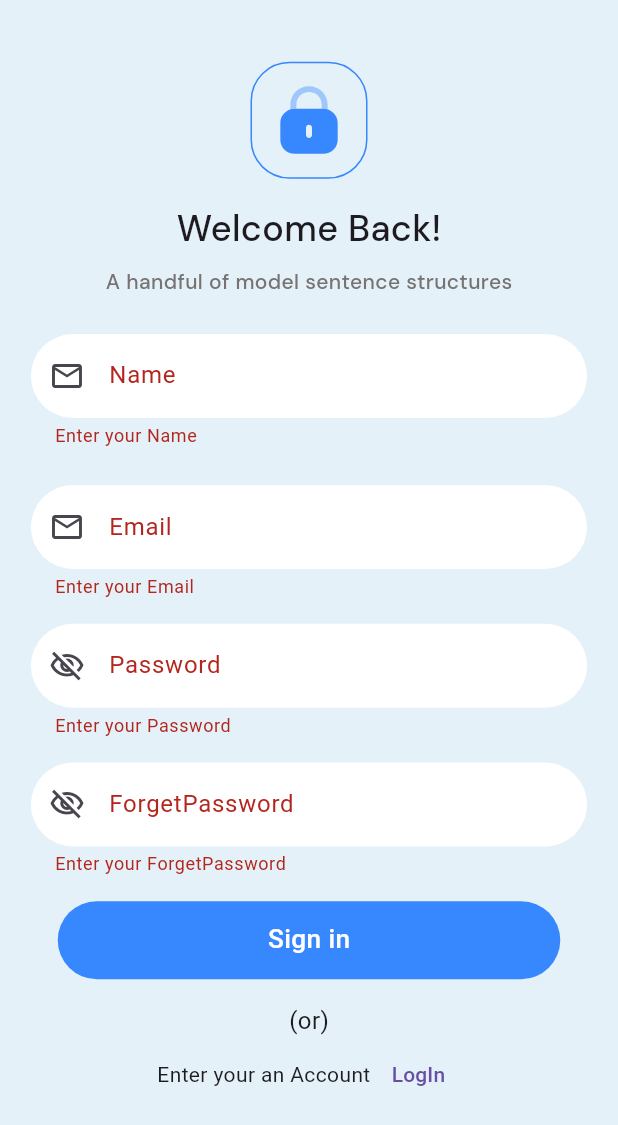
After one commit to AhmedMohammedSaad/onlin_learning_app, a Flutter app: the SignUp screen opened by its route, after a tap on "Sign in", on a phone screen of 412 x 824 dp. The commit adds this screen. Shown: the top 1125 px of the screen. Run offline on Flutter 3.47's test engine with Material 3 defaults, Android fonts, the light colour scheme and no system bars; our stand-ins replace flutter_screenutil, flutter_svg, google_fonts, smooth_page_indicator, table_calendar; network calls fail.

Commit message:
add Logic a Sign in

```diff
--- a/lib/core/routes/rowts.dart
+++ b/lib/core/routes/rowts.dart
@@ -3,6 +3,7 @@ import 'package:onlin_learning_app/src/Booking_and_Time/view/timer.dart';
 import 'package:onlin_learning_app/src/Different_versions_of_Login_Screens/views/login_page.dart';
 import '../../src/Booking_and_Time/view/booking.dart';
 import '../../src/Course_page_Detailes/views/details.dart';
+import '../../src/Different_versions_of_Login_Screens/views/sign_up_page.dart';
 import '../../src/Different_versions_of_Login_Screens/views/signin_page.dart';
 import '../../src/Different_versions_of_Login_Screens/views/sin_up_verification_code.dart';
 import '../../src/Different_versions_of_Login_Screens/views/verify_phone.dart';
@@ -32,6 +33,8 @@ class RouteGenerator {
         return MaterialPageRoute(builder: (_) => const TimerPage());
       case '/DetailsScreen':
         return MaterialPageRoute(builder: (_) => const DetailsScreen());
+      case '/SignUp':
+        return MaterialPageRoute(builder: (_) => const SignUp());
       default:
         //!Home Page If the path does not exist, the page is displayed.
         return MaterialPageRoute(builder: (_) => const HomeScreen());
--- /dev/null
+++ b/lib/src/Different_versions_of_Login_Screens/views/sign_up_page.dart
@@ -0,0 +1,210 @@
+// ignore_for_file: unused_element, avoid_print, use_build_context_synchronously
+
+import 'dart:convert';
+
+import 'package:flutter/material.dart';
+import 'package:onlin_learning_app/src/Different_versions_of_Login_Screens/models/constant.dart';
+
+import '../widgets/widget_login/boton_signub.dart';
+import '../widgets/widget_login/icon_look_login.dart';
+import '../widgets/widget_login/text.dart';
+import '../widgets/widget_login/text_field.dart';
+import 'package:http/http.dart' as http;
+
+class SignUp extends StatefulWidget {
+  const SignUp({super.key});
+
+  @override
+  State<SignUp> createState() => _SignUpState();
+}
+
+class _SignUpState extends State<SignUp> {
+  bool isVisibility = true;
+  bool isVisibility2 = true;
+  final TextEditingController gmailControl = TextEditingController();
+  final TextEditingController passControl = TextEditingController();
+  final TextEditingController nameControl = TextEditingController();
+  final TextEditingController passForControl = TextEditingController();
+  final GlobalKey<FormState> _gkey = GlobalKey<FormState>();
+  @override
+  Widget build(BuildContext context) {
+    return SafeArea(
+      child: Scaffold(
+        backgroundColor: const Color(0xffE4F1F8),
+        body: SingleChildScrollView(
+          child: Center(
+            child: Padding(
+              padding: EdgeInsets.symmetric(
+                  horizontal: MediaQuery.of(context).size.width * 0.05),
+              child: Form(
+                key: _gkey,
+                child: Column(
+                  mainAxisAlignment: MainAxisAlignment.center,
+                  children: [
+                    SizedBox(height: MediaQuery.of(context).size.height * 0.05),
+                    //! The look is in Container
+                    const TheLook_in_Login(),
+                    SizedBox(height: MediaQuery.of(context).size.height * 0.02),
+                    //! Text welcome back
+                    const TextWelcome(),
+                    SizedBox(height: MediaQuery.of(context).size.height * 0.01),
+                    //! Text subtitle welcome back
+                    const TextSubtitle(),
+                    SizedBox(height: MediaQuery.of(context).size.height * 0.03),
+                    //! TextField for email
+                    ResponsiveTextField(
+                      validator: (value) {
+                        if (value == null || value.isEmpty) {
+                          return 'Enter your Name';
+                        }
+                        return null;
+                      },
+                      controller: nameControl,
+                      obscureText: false,
+                      lrefixIcons: const Icon(Icons.email_outlined),
+                      labelText: 'Name',
+                    ),
+                    SizedBox(height: MediaQuery.of(context).size.height * 0.03),
+                    //! TextField for email
+                    ResponsiveTextField(
+                      validator: (value) {
+                        if (value == null || value.isEmpty) {
+                          return 'Enter your Email';
+                        }
+                        return null;
+                      },
+                      controller: gmailControl,
+                      obscureText: false,
+                      lrefixIcons: const Icon(Icons.email_outlined),
+                      labelText: 'Email',
+                    ),
+                    SizedBox(height: MediaQuery.of(context).size.height * 0.02),
+                    //! TextField for password
+
+                    ResponsiveTextField(
+                      validator: (value) {
+                        if (value == null || value.isEmpty) {
+                          return 'Enter your Password';
+                        }
+                        return null;
+                      },
+                      controller: passControl,
+                      obscureText: isVisibility,
+                      lrefixIcons: IconButton(
+                        onPressed: () {
+                          setState(() {
+                            //! Toggle visibility of the password
+                            isVisibility = !isVisibility;
+                          });
+                        },
+                        icon: isVisibility
+                            ? const Icon(Icons.visibility_off_outlined)
+                            : const Icon(
+                                Icons.visibility_outlined,
+                              ),
+                      ),
+                      labelText: 'Password',
+                    ),
+                    SizedBox(height: MediaQuery.of(context).size.height * 0.02),
+
+                    ResponsiveTextField(
+                      validator: (value) {
+                        if (value == null || value.isEmpty) {
+                          return 'Enter your ForgetPassword';
+                        }
+                        return null;
+                      },
+                      controller: passForControl,
+                      obscureText: isVisibility2,
+                      lrefixIcons: IconButton(
+                        onPressed: () {
+                          setState(() {
+                            //! Toggle visibility of the password
+                            isVisibility2 = !isVisibility2;
+                          });
+                        },
+                        icon: isVisibility2
+                            ? const Icon(Icons.visibility_off_outlined)
+                            : const Icon(
+                                Icons.visibility_outlined,
+                              ),
+                      ),
+                      labelText: 'ForgetPassword',
+                    ),
+                    SizedBox(height: MediaQuery.of(context).size.height * 0.02),
+                    //! Button Sign in
+                    BottomSignin(
+                      onTap: () {
+                        if (_gkey.currentState!.validate()) {
+                          _signUp();
+                        }
+                      },
+                      name: "Sign in",
+                    ),
+                    SizedBox(height: MediaQuery.of(context).size.height * 0.02),
+                    //! OR
+                    const Text("(or)", style: TextStyle(fontSize: 16)),
+
+                    //! Botton login
+                    Row(
+                      mainAxisAlignment: MainAxisAlignment.center,
+                      children: [
+                        const Text(' Enter your an Account'),
+                        TextButton(
+                          onPressed: () {
+                            Navigator.pushNamed(context, '/LoginPage');
+                          },
+                          child: const Text('LogIn'),
+                        ),
+                      ],
+                    ),
+                  ],
+                ),
+              ),
+            ),
+          ),
+        ),
+      ),
+    );
+  }
+
+//! Sign Up Function
+  _signUp() async {
+    var bodyResponse = json.encode({
+      "name": nameControl.text,
+      "email": gmailControl.text,
+      "password": passControl.text,
+      "passwordConfirm": passForControl.text
+    });
+
+    http.Response response = await http.post(
+      Uri.parse('${paseUrl}auth/signup'),
+      headers: {"Content-Type": "application/json"},
+      body: bodyResponse,
+    );
+    if (response.statusCode == 201) {
+      var responseDecode = json.decode(response.body);
+      var status = responseDecode['data'];
+      print(status);
+      print('Sasses');
+      const ScaffoldMessenger(
+        child: SnackBar(
+          content: Text('Success'),
+        ),
+      );
+      nameControl.clear();
+      passForControl.clear();
+      gmailControl.clear();
+      passControl.clear();
+      Navigator.pushNamed(context, '/LoginPage');
+    } else {
+      var responseDecode = json.decode(response.body);
+      var errorMessage = responseDecode["errors"][0]["msg"];
+      ScaffoldMessenger.of(context).showSnackBar(SnackBar(
+        content: Text(errorMessage.toString()),
+      ));
+      print(errorMessage);
+      print(response.statusCode);
+    }
+  }
+}
--- a/lib/src/Different_versions_of_Login_Screens/widgets/widget_login/have_an_account_signup_text.dart
+++ b/lib/src/Different_versions_of_Login_Screens/widgets/widget_login/have_an_account_signup_text.dart
@@ -22,7 +22,7 @@ class Have_an_account_Signup_text extends StatelessWidget {
         ),
         GestureDetector(
           onTap: () {
-            Navigator.pushNamed(context, '/VerifyPhonePage');
+            Navigator.pushNamed(context, '/SignUp');
           },
           child: const Text(
             ' Sign up',
--- a/lib/src/Different_versions_of_Login_Screens/widgets/widget_login/text_field.dart
+++ b/lib/src/Different_versions_of_Login_Screens/widgets/widget_login/text_field.dart
@@ -9,14 +9,17 @@ class ResponsiveTextField extends StatelessWidget {
     required this.lrefixIcons,
     required this.obscureText,
     required this.controller,
+    required this.validator,
   });
   final String labelText;
   final Widget lrefixIcons;
   final bool obscureText;
   final controller;
+  final String? Function(String?)? validator;
   @override
   Widget build(BuildContext context) {
     return TextFormField(
+      validator: validator,
       controller: controller,
       obscureText: obscureText,
       decoration: InputDecoration(
```
Also changed, not shown: lib/src/Different_versions_of_Login_Screens/views/login_page.dart (+25 -6 lines).
